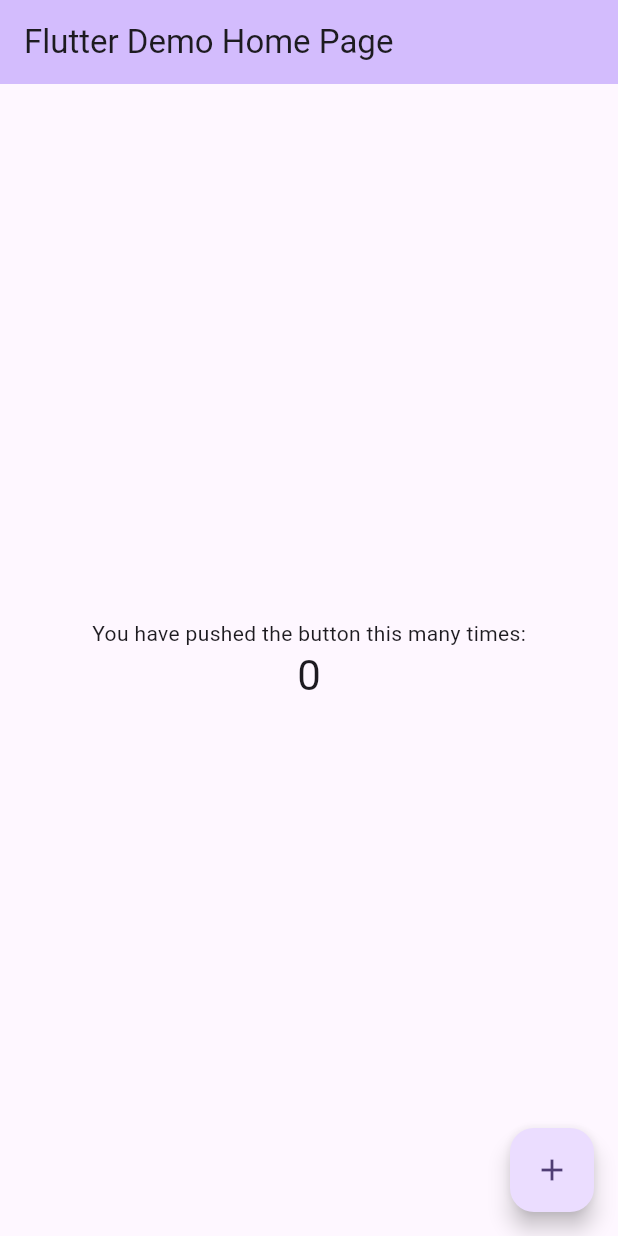
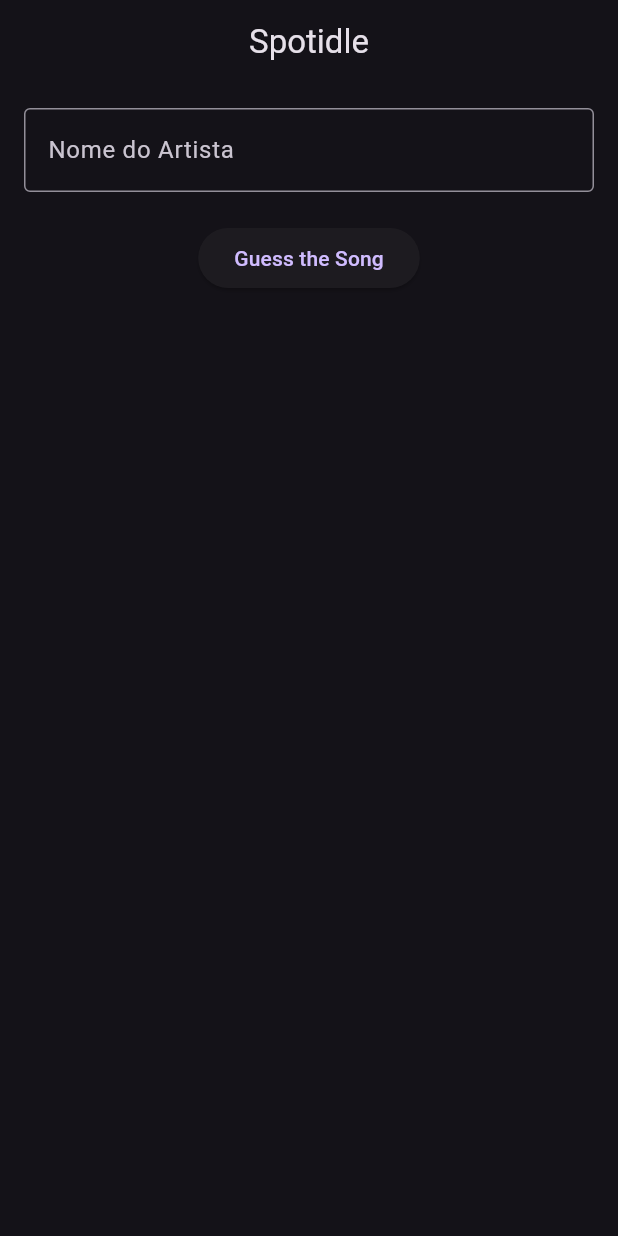
Before and after one commit to oguiaraujo/spotidle, a Flutter app: the screen it shows after launch, on a phone screen of 412 x 824 dp. Run offline on Flutter 3.47's test engine with Material 3 defaults, Android fonts, the phone set to English and light mode, and no system bars.

Commit message:
feat: Add Home Screen

```diff
--- a/lib/main.dart
+++ b/lib/main.dart
@@ -1,4 +1,5 @@
 import 'package:flutter/material.dart';
+import 'package:spotidle/screens/home_screen.dart';
 
 void main() {
   runApp(const MyApp());
@@ -7,116 +8,13 @@ void main() {
 class MyApp extends StatelessWidget {
   const MyApp({super.key});
 
-  // This widget is the root of your application.
   @override
   Widget build(BuildContext context) {
     return MaterialApp(
-      title: 'Flutter Demo',
-      theme: ThemeData(
-        // This is the theme of your application.
-        //
-        // TRY THIS: Try running your application with "flutter run". You'll see
-        // the application has a purple toolbar. Then, without quitting the app,
-        // try changing the seedColor in the colorScheme below to Colors.green
-        // and then invoke "hot reload" (save your changes or press the "hot
-        // reload" button in a Flutter-supported IDE, or press "r" if you used
-        // the command line to start the app).
-        //
-        // Notice that the counter didn't reset back to zero; the application
-        // state is not lost during the reload. To reset the state, use hot
-        // restart instead.
-        //
-        // This works for code too, not just values: Most code changes can be
-        // tested with just a hot reload.
-        colorScheme: ColorScheme.fromSeed(seedColor: Colors.deepPurple),
-      ),
-      home: const MyHomePage(title: 'Flutter Demo Home Page'),
+      title: 'Spotidle',
+      debugShowCheckedModeBanner: false,
+      theme: ThemeData.dark(),
+      home: const HomeScreen(),
     );
   }
 }
-
-class MyHomePage extends StatefulWidget {
-  const MyHomePage({super.key, required this.title});
-
-  // This widget is the home page of your application. It is stateful, meaning
-  // that it has a State object (defined below) that contains fields that affect
-  // how it looks.
-
-  // This class is the configuration for the state. It holds the values (in this
-  // case the title) provided by the parent (in this case the App widget) and
-  // used by the build method of the State. Fields in a Widget subclass are
-  // always marked "final".
-
-  final String title;
-
-  @override
-  State<MyHomePage> createState() => _MyHomePageState();
-}
-
-class _MyHomePageState extends State<MyHomePage> {
-  int _counter = 0;
-
-  void _incrementCounter() {
-    setState(() {
-      // This call to setState tells the Flutter framework that something has
-      // changed in this State, which causes it to rerun the build method below
-      // so that the display can reflect the updated values. If we changed
-      // _counter without calling setState(), then the build method would not be
-      // called again, and so nothing would appear to happen.
-      _counter++;
-    });
-  }
-
-  @override
-  Widget build(BuildContext context) {
-    // This method is rerun every time setState is called, for instance as done
-    // by the _incrementCounter method above.
-    //
-    // The Flutter framework has been optimized to make rerunning build methods
-    // fast, so that you can just rebuild anything that needs updating rather
-    // than having to individually change instances of widgets.
-    return Scaffold(
-      appBar: AppBar(
-        // TRY THIS: Try changing the color here to a specific color (to
-        // Colors.amber, perhaps?) and trigger a hot reload to see the AppBar
-        // change color while the other colors stay the same.
-        backgroundColor: Theme.of(context).colorScheme.inversePrimary,
-        // Here we take the value from the MyHomePage object that was created by
-        // the App.build method, and use it to set our appbar title.
-        title: Text(widget.title),
-      ),
-      body: Center(
-        // Center is a layout widget. It takes a single child and positions it
-        // in the middle of the parent.
-        child: Column(
-          // Column is also a layout widget. It takes a list of children and
-          // arranges them vertically. By default, it sizes itself to fit its
-          // children horizontally, and tries to be as tall as its parent.
-          //
-          // Column has various properties to control how it sizes itself and
-          // how it positions its children. Here we use mainAxisAlignment to
-          // center the children vertically; the main axis here is the vertical
-          // axis because Columns are vertical (the cross axis would be
-          // horizontal).
-          //
-          // TRY THIS: Invoke "debug painting" (choose the "Toggle Debug Paint"
-          // action in the IDE, or press "p" in the console), to see the
-          // wireframe for each widget.
-          mainAxisAlignment: MainAxisAlignment.center,
-          children: <Widget>[
-            const Text('You have pushed the button this many times:'),
-            Text(
-              '$_counter',
-              style: Theme.of(context).textTheme.headlineMedium,
-            ),
-          ],
-        ),
-      ),
-      floatingActionButton: FloatingActionButton(
-        onPressed: _incrementCounter,
-        tooltip: 'Increment',
-        child: const Icon(Icons.add),
-      ), // This trailing comma makes auto-formatting nicer for build methods.
-    );
-  }
-}
--- /dev/null
+++ b/lib/screens/home_screen.dart
@@ -0,0 +1,39 @@
+import 'package:flutter/material.dart';
+
+class HomeScreen extends StatefulWidget {
+  const HomeScreen({super.key});
+
+  @override
+  State<HomeScreen> createState() => _HomeScreenState();
+
+}
+
+class _HomeScreenState extends State<HomeScreen> {
+  @override
+  Widget build(BuildContext context) {
+    return Scaffold(
+      appBar: AppBar(
+        title: const Text('Spotidle'), // Add the Ubuntu font later.
+        centerTitle: true,
+      ),
+      body: Padding(
+        padding: const EdgeInsets.all(16.0),
+        child: Column(
+          children: [
+            TextField(
+              decoration: const InputDecoration(
+                labelText: 'Nome do Artista',
+                border: OutlineInputBorder(),
+              ),
+            ),
+            const SizedBox(height: 20),
+            ElevatedButton(
+              onPressed: () {},
+              child: const Text('Guess the Song'),
+            ),
+          ],
+        ),
+      ),
+    );
+  }
+}
```
